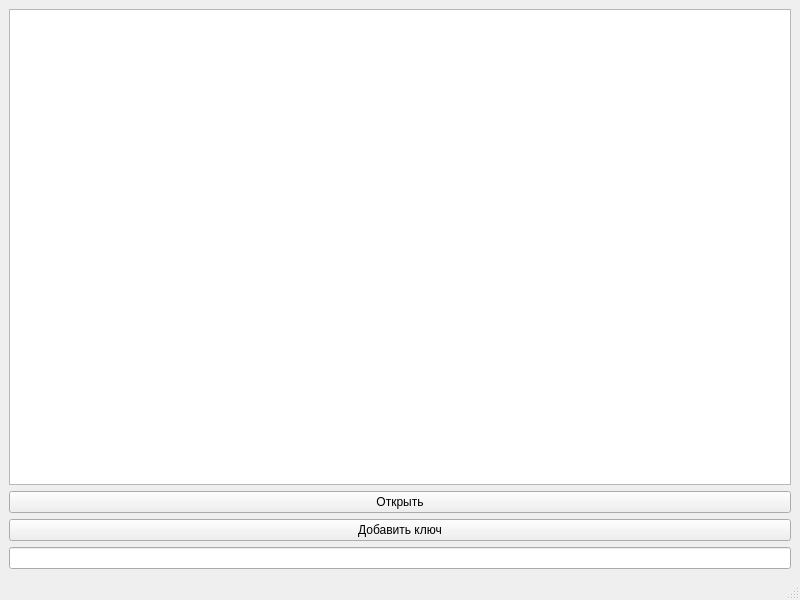
This is mainwindow.ui in jessochka/221_329_Volkov as Qt 5 draws it before an edit. The edited form follows.
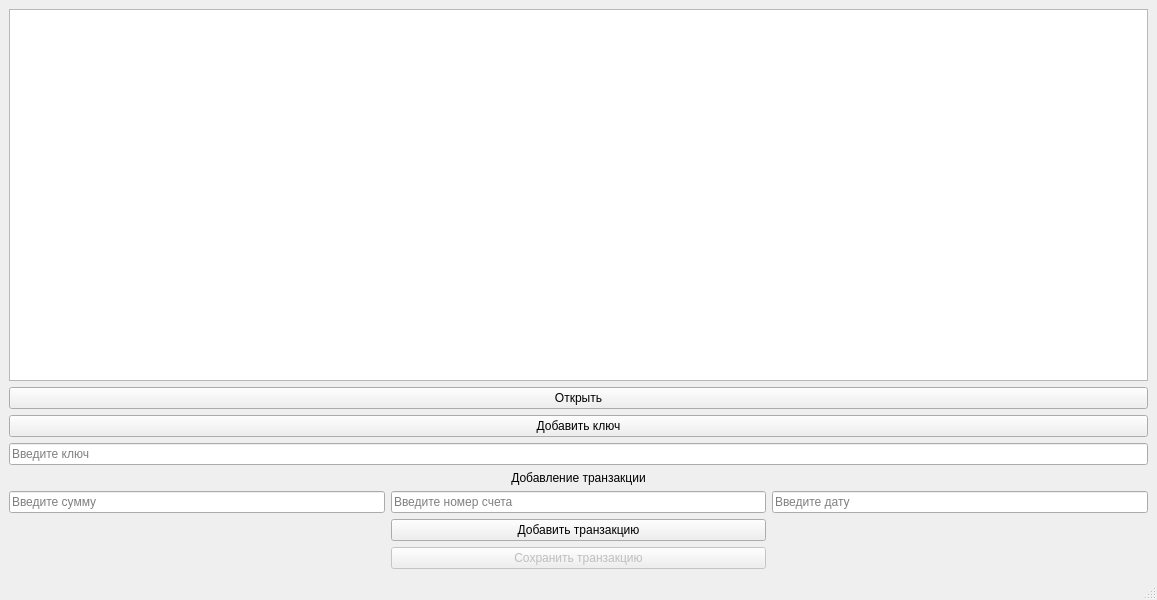
This is the edited form.

What changed in the file:
```diff
--- a/mainwindow.ui
+++ b/mainwindow.ui
@@ -6,7 +6,7 @@
    <rect>
     <x>0</x>
     <y>0</y>
-    <width>800</width>
+    <width>1157</width>
     <height>600</height>
    </rect>
   </property>
@@ -14,26 +14,78 @@
    <string>MainWindow</string>
   </property>
   <widget class="QWidget" name="centralwidget">
-   <layout class="QVBoxLayout" name="verticalLayout">
-    <item>
-     <widget class="QPlainTextEdit" name="plainTextEditTransactions"/>
+   <layout class="QGridLayout" name="gridLayout">
+    <item row="7" column="1">
+     <widget class="QLineEdit" name="lineEditWallet">
+      <property name="placeholderText">
+       <string>Введите номер счета</string>
+      </property>
+     </widget>
     </item>
-    <item>
+    <item row="7" column="2">
+     <widget class="QLineEdit" name="lineEditDate">
+      <property name="placeholderText">
+       <string>Введите дату</string>
+      </property>
+     </widget>
+    </item>
+    <item row="5" column="0" colspan="3">
+     <widget class="QLineEdit" name="lineEditKey">
+      <property name="placeholderText">
+       <string>Введите ключ</string>
+      </property>
+     </widget>
+    </item>
+    <item row="6" column="1">
+     <widget class="QLabel" name="label">
+      <property name="text">
+       <string>Добавление транзакции</string>
+      </property>
+      <property name="alignment">
+       <set>Qt::AlignCenter</set>
+      </property>
+     </widget>
+    </item>
+    <item row="9" column="1">
+     <widget class="QPushButton" name="pushButtonAddTransaction">
+      <property name="text">
+       <string>Добавить транзакцию</string>
+      </property>
+     </widget>
+    </item>
+    <item row="2" column="0" colspan="3">
      <widget class="QPushButton" name="pushButtonOpen">
       <property name="text">
        <string>Открыть</string>
       </property>
      </widget>
     </item>
-    <item>
+    <item row="7" column="0">
+     <widget class="QLineEdit" name="lineEditAmount">
+      <property name="placeholderText">
+       <string>Введите сумму</string>
+      </property>
+     </widget>
+    </item>
+    <item row="1" column="0" colspan="3">
+     <widget class="QPlainTextEdit" name="plainTextEditTransactions"/>
+    </item>
+    <item row="4" column="0" colspan="3">
      <widget class="QPushButton" name="pushButtonUpdateKey">
       <property name="text">
        <string>Добавить ключ</string>
       </property>
      </widget>
     </item>
-    <item>
-     <widget class="QLineEdit" name="lineEditKey"/>
+    <item row="10" column="1">
+     <widget class="QPushButton" name="pushButtonSave">
+      <property name="enabled">
+       <bool>false</bool>
+      </property>
+      <property name="text">
+       <string>Сохранить транзакцию</string>
+      </property>
+     </widget>
     </item>
    </layout>
   </widget>
```
Left out of the diff: 2 changed lines with no effect on the pictures.
